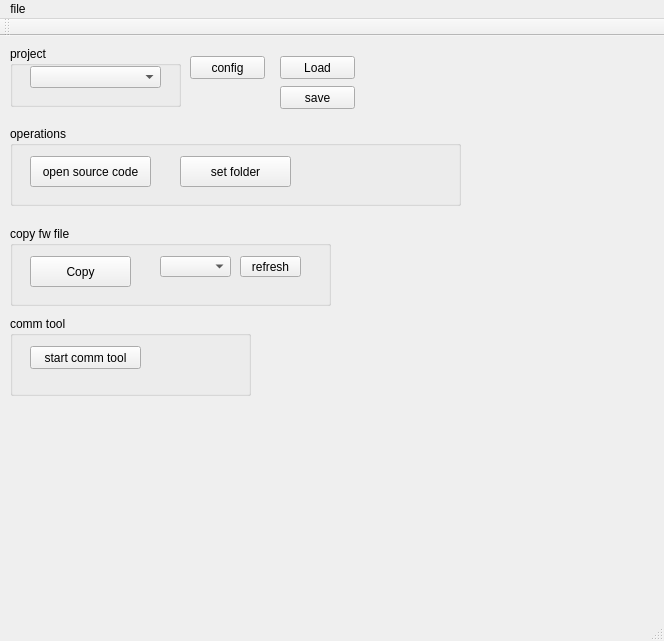
Qt form qf_pc_assistant/mainwindow.ui (qingfengforum/qf_pc_assistant) before a commit.
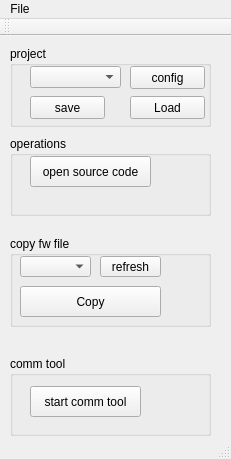
The same form after that commit.

Diff of the .ui file:
```diff
--- a/qf_pc_assistant/mainwindow.ui
+++ b/qf_pc_assistant/mainwindow.ui
@@ -6,8 +6,8 @@
    <rect>
     <x>0</x>
     <y>0</y>
-    <width>664</width>
-    <height>641</height>
+    <width>231</width>
+    <height>459</height>
    </rect>
   </property>
   <property name="windowTitle">
@@ -19,8 +19,8 @@
      <rect>
       <x>10</x>
       <y>10</y>
-      <width>171</width>
-      <height>61</height>
+      <width>201</width>
+      <height>81</height>
      </rect>
     </property>
     <property name="title">
@@ -31,18 +31,57 @@
       <rect>
        <x>20</x>
        <y>20</y>
-       <width>131</width>
+       <width>91</width>
        <height>22</height>
       </rect>
      </property>
     </widget>
+    <widget class="QPushButton" name="pushButton_config">
+     <property name="geometry">
+      <rect>
+       <x>120</x>
+       <y>20</y>
+       <width>75</width>
+       <height>23</height>
+      </rect>
+     </property>
+     <property name="text">
+      <string>config</string>
+     </property>
+    </widget>
+    <widget class="QPushButton" name="pushButton_configLoad">
+     <property name="geometry">
+      <rect>
+       <x>120</x>
+       <y>50</y>
+       <width>75</width>
+       <height>23</height>
+      </rect>
+     </property>
+     <property name="text">
+      <string>Load</string>
+     </property>
+    </widget>
+    <widget class="QPushButton" name="pushButton_configSave">
+     <property name="geometry">
+      <rect>
+       <x>20</x>
+       <y>50</y>
+       <width>75</width>
+       <height>23</height>
+      </rect>
+     </property>
+     <property name="text">
+      <string>save</string>
+     </property>
+    </widget>
    </widget>
    <widget class="QGroupBox" name="groupBox_2">
     <property name="geometry">
      <rect>
       <x>10</x>
-      <y>90</y>
-      <width>451</width>
+      <y>100</y>
+      <width>201</width>
       <height>80</height>
      </rect>
     </property>
@@ -53,7 +92,7 @@
      <property name="geometry">
       <rect>
        <x>20</x>
-       <y>30</y>
+       <y>20</y>
        <width>121</width>
        <height>31</height>
       </rect>
@@ -62,27 +101,14 @@
       <string>open source code</string>
      </property>
     </widget>
-    <widget class="QPushButton" name="pushButton_setFolder">
-     <property name="geometry">
-      <rect>
-       <x>170</x>
-       <y>30</y>
-       <width>111</width>
-       <height>31</height>
-      </rect>
-     </property>
-     <property name="text">
-      <string>set folder</string>
-     </property>
-    </widget>
    </widget>
    <widget class="QGroupBox" name="groupBox_3">
     <property name="geometry">
      <rect>
       <x>10</x>
-      <y>190</y>
-      <width>321</width>
-      <height>80</height>
+      <y>200</y>
+      <width>201</width>
+      <height>91</height>
      </rect>
     </property>
     <property name="title">
@@ -91,9 +117,9 @@
     <widget class="QPushButton" name="pushButton_copy">
      <property name="geometry">
       <rect>
-       <x>20</x>
-       <y>30</y>
-       <width>101</width>
+       <x>10</x>
+       <y>50</y>
+       <width>141</width>
        <height>31</height>
       </rect>
      </property>
@@ -104,8 +130,8 @@
     <widget class="QComboBox" name="comboBox_drivePath">
      <property name="geometry">
       <rect>
-       <x>150</x>
-       <y>30</y>
+       <x>10</x>
+       <y>20</y>
        <width>71</width>
        <height>21</height>
       </rect>
@@ -114,8 +140,8 @@
     <widget class="QPushButton" name="pushButton_refreshDrives">
      <property name="geometry">
       <rect>
-       <x>230</x>
-       <y>30</y>
+       <x>90</x>
+       <y>20</y>
        <width>61</width>
        <height>21</height>
       </rect>
@@ -129,8 +155,8 @@
     <property name="geometry">
      <rect>
       <x>10</x>
-      <y>280</y>
-      <width>241</width>
+      <y>320</y>
+      <width>201</width>
       <height>80</height>
      </rect>
     </property>
@@ -143,7 +169,7 @@
        <x>20</x>
        <y>30</y>
        <width>111</width>
-       <height>23</height>
+       <height>31</height>
       </rect>
      </property>
      <property name="text">
@@ -151,58 +177,19 @@
      </property>
     </widget>
    </widget>
-   <widget class="QPushButton" name="pushButton_config">
-    <property name="geometry">
-     <rect>
-      <x>190</x>
-      <y>20</y>
-      <width>75</width>
-      <height>23</height>
-     </rect>
-    </property>
-    <property name="text">
-     <string>config</string>
-    </property>
-   </widget>
-   <widget class="QPushButton" name="pushButton_configSave">
-    <property name="geometry">
-     <rect>
-      <x>280</x>
-      <y>50</y>
-      <width>75</width>
-      <height>23</height>
-     </rect>
-    </property>
-    <property name="text">
-     <string>save</string>
-    </property>
-   </widget>
-   <widget class="QPushButton" name="pushButton_configLoad">
-    <property name="geometry">
-     <rect>
-      <x>280</x>
-      <y>20</y>
-      <width>75</width>
-      <height>23</height>
-     </rect>
-    </property>
-    <property name="text">
-     <string>Load</string>
-    </property>
-   </widget>
   </widget>
   <widget class="QMenuBar" name="menuBar">
    <property name="geometry">
     <rect>
      <x>0</x>
      <y>0</y>
-     <width>664</width>
+     <width>231</width>
      <height>23</height>
     </rect>
    </property>
    <widget class="QMenu" name="menuFile">
     <property name="title">
-     <string>file</string>
+     <string>File</string>
     </property>
     <addaction name="actionAdd_project"/>
    </widget>
```
